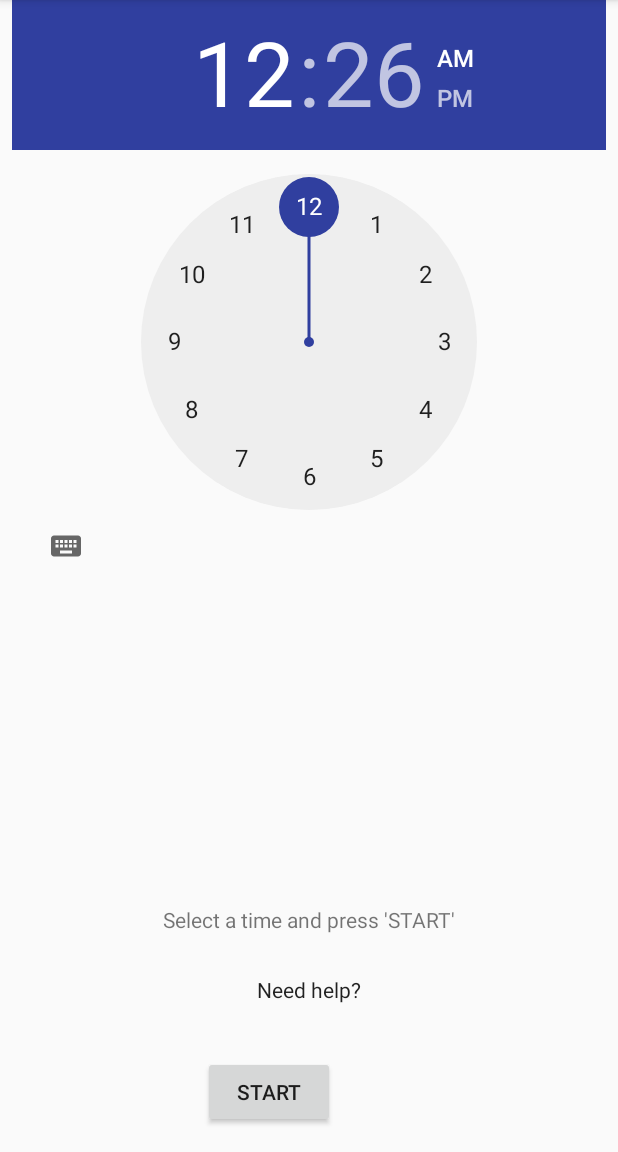
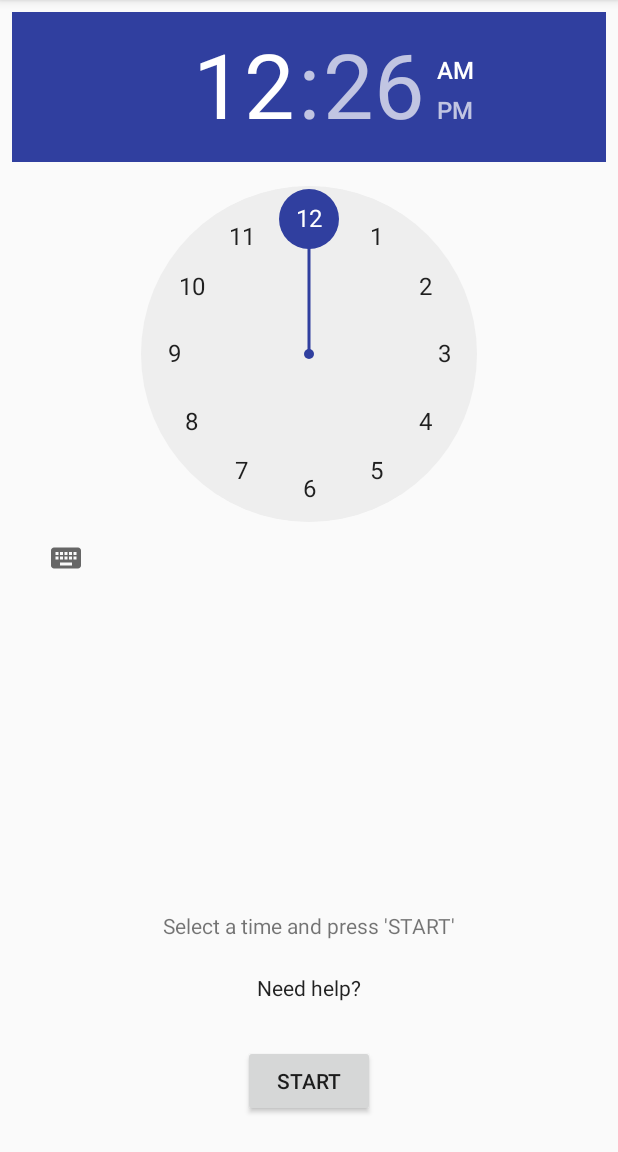
Before and after one commit to drseet/QTver1, an Android app: the MainActivity screen opened directly, with no data from a screen before it, on a phone screen of 412 x 824 dp, the part 84-1236 px from its top. Run offline under Robolectric (Android 15) with nearby library versions, the phone set to English and light mode, and no system bars.

Commit message:
Merge remote-tracking branch 'github/master'
# Conflicts:
#	app/src/main/res/layout/activity_help.xml

```diff
--- a/app/src/main/java/com/example/root/qtv1/Login.java
+++ b/app/src/main/java/com/example/root/qtv1/Login.java
@@ -97,6 +97,11 @@ public class Login extends AppCompatActivity {
                     "Username not found! Please create an account", Toast.LENGTH_LONG);
             test.show();
         }
+        else{
+            Intent start = new Intent(Login.this, MainActivity.class);
+            startActivity(start);
+        }
+
     }
 
 }
--- a/app/src/main/res/layout/activity_main.xml
+++ b/app/src/main/res/layout/activity_main.xml
@@ -5,7 +5,7 @@
     android:layout_width="match_parent"
     android:layout_height="match_parent"
     tools:context="com.example.root.qtv1.MainActivity"
-    tools:layout_editor_absoluteY="73dp"
+    tools:layout_editor_absoluteY="81dp"
     tools:layout_editor_absoluteX="0dp">
 
     <ProgressBar
@@ -28,13 +28,13 @@
         android:layout_width="wrap_content"
         android:layout_height="wrap_content"
         android:text="Select a time and press 'START'"
-        tools:layout_constraintRight_creator="1"
         tools:layout_constraintBottom_creator="1"
         app:layout_constraintBottom_toBottomOf="parent"
+        android:layout_marginBottom="141dp"
+        app:layout_constraintLeft_toLeftOf="parent"
         app:layout_constraintRight_toRightOf="parent"
-        tools:layout_constraintLeft_creator="1"
-        android:layout_marginBottom="145dp"
-        app:layout_constraintLeft_toLeftOf="parent" />
+        tools:layout_constraintRight_creator="1"
+        tools:layout_constraintLeft_creator="1" />
 
     <TimePicker
         android:id="@+id/timePicker"
@@ -50,8 +50,9 @@
         android:layout_marginStart="8dp"
         android:layout_marginEnd="8dp"
         app:layout_constraintRight_toRightOf="parent"
+        android:layout_marginTop="8dp"
         tools:layout_constraintLeft_creator="1"
-        android:layout_marginBottom="13dp"
+        android:layout_marginBottom="12dp"
         app:layout_constraintLeft_toLeftOf="parent"
         app:layout_constraintTop_toTopOf="parent" />
 
@@ -62,11 +63,12 @@
         android:onClick="onStartTap"
         android:text="start"
         tools:layout_constraintBottom_creator="1"
-        android:layout_marginStart="2dp"
         app:layout_constraintBottom_toBottomOf="parent"
-        tools:layout_constraintLeft_creator="1"
-        android:layout_marginBottom="16dp"
-        app:layout_constraintLeft_toLeftOf="@+id/help_button" />
+        android:layout_marginBottom="23dp"
+        app:layout_constraintLeft_toLeftOf="parent"
+        app:layout_constraintRight_toRightOf="parent"
+        tools:layout_constraintRight_creator="1"
+        tools:layout_constraintLeft_creator="1" />
 
     <Button
         android:id="@+id/help_button"
@@ -77,13 +79,11 @@
         android:text="Need help?"
         android:textAppearance="@style/TextAppearance.AppCompat.Body1"
         tools:layout_constraintTop_creator="1"
+        app:layout_constraintRight_toRightOf="parent"
+        android:layout_marginTop="8dp"
+        app:layout_constraintTop_toBottomOf="@+id/start_desc"
+        app:layout_constraintLeft_toLeftOf="parent"
         tools:layout_constraintRight_creator="1"
-        android:layout_marginStart="133dp"
-        android:layout_marginEnd="133dp"
-        app:layout_constraintRight_toRightOf="parent"
-        android:layout_marginTop="13dp"
-        app:layout_constraintTop_toBottomOf="@+id/start_desc"
-        tools:layout_constraintLeft_creator="1"
-        app:layout_constraintLeft_toLeftOf="parent" />
+        tools:layout_constraintLeft_creator="1" />
 
 </android.support.constraint.ConstraintLayout>
--- a/app/src/main/res/layout/activity_register.xml
+++ b/app/src/main/res/layout/activity_register.xml
@@ -84,6 +84,7 @@
         android:layout_width="wrap_content"
         android:layout_height="wrap_content"
         android:layout_marginTop="14dp"
+        android:onClick="onRegTap"
         android:text="Register"
         app:layout_constraintLeft_toLeftOf="parent"
         app:layout_constraintRight_toRightOf="parent"
```
Also changed, not shown: app/src/main/java/com/example/root/qtv1/MainActivity.java (+28 -11 lines), app/src/main/java/com/example/root/qtv1/Register.java (+10 -4 lines).
